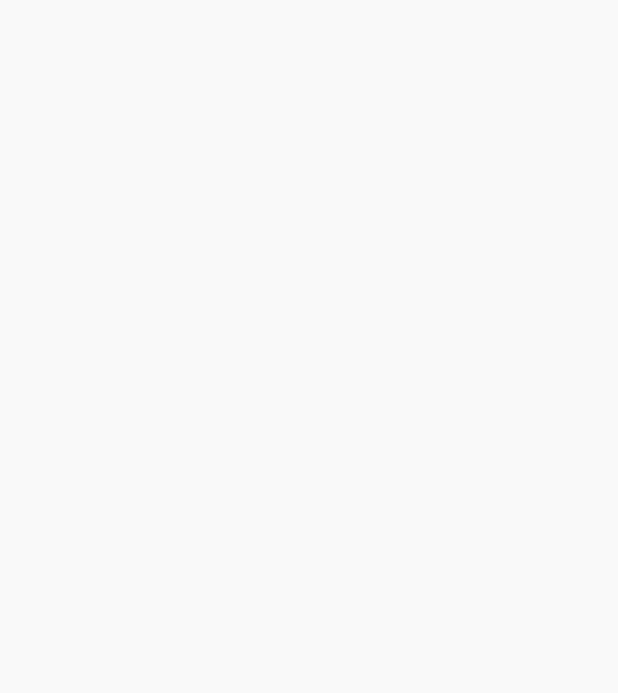
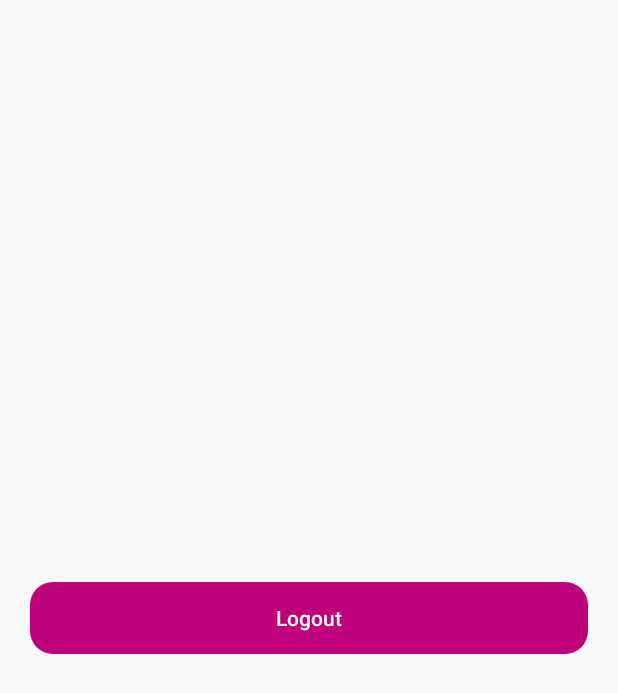
Before and after one commit to aguthiaa/Android_Applications, an Android app: the HomeActivity screen opened directly, with no data from a screen before it, on a phone screen of 412 x 824 dp. Before the commit the part shown is empty. Shown: the top 693 px of the screen. Run offline under Robolectric (Android 15) with nearby library versions, the phone set to English and light mode, and no system bars; libraries missing offline, so code that uses them is left out: io.paperdb.

Commit message:
call for code

```diff
--- a/eCommerce/app/src/main/java/com/peter/ecommerce/HomeActivity.java
+++ b/eCommerce/app/src/main/java/com/peter/ecommerce/HomeActivity.java
@@ -2,13 +2,41 @@ package com.peter.ecommerce;
 
 import androidx.appcompat.app.AppCompatActivity;
 
+import android.content.Intent;
 import android.os.Bundle;
+import android.view.View;
+import android.widget.Button;
+
+import io.paperdb.Paper;
 
 public class HomeActivity extends AppCompatActivity {
+    private Button logoutBtn;
 
     @Override
     protected void onCreate(Bundle savedInstanceState) {
         super.onCreate(savedInstanceState);
         setContentView(R.layout.activity_home);
+
+        initViews();
+    }
+
+    private void initViews() {
+
+        logoutBtn = (Button) findViewById(R.id.home_logout_btn);
+        logoutBtn.setOnClickListener(new View.OnClickListener() {
+            @Override
+            public void onClick(View view) {
+
+                Paper.book().destroy();
+                senduserToMainActivity();
+            }
+        });
+    }
+
+    private void senduserToMainActivity() {
+        Intent intent = new Intent(HomeActivity.this,MainActivity.class);
+        intent.addFlags(Intent.FLAG_ACTIVITY_CLEAR_TASK | Intent.FLAG_ACTIVITY_NEW_TASK);
+        startActivity(intent);
+        finish();
     }
 }
--- a/eCommerce/app/src/main/java/com/peter/ecommerce/Prevalent/Prevalent.java
+++ b/eCommerce/app/src/main/java/com/peter/ecommerce/Prevalent/Prevalent.java
@@ -5,4 +5,6 @@ import com.peter.ecommerce.Model.Users;
 public class Prevalent {
 
     private static Users currentOnlineUser;
+    public static final String userPhoneKey = "phoneKey";
+    public static final String userPasswordKey = "password";
 }
--- a/eCommerce/app/src/main/res/layout/activity_home.xml
+++ b/eCommerce/app/src/main/res/layout/activity_home.xml
@@ -1,9 +1,21 @@
 <?xml version="1.0" encoding="utf-8"?>
-<androidx.constraintlayout.widget.ConstraintLayout xmlns:android="http://schemas.android.com/apk/res/android"
+<RelativeLayout
+    xmlns:android="http://schemas.android.com/apk/res/android"
     xmlns:app="http://schemas.android.com/apk/res-auto"
     xmlns:tools="http://schemas.android.com/tools"
     android:layout_width="match_parent"
     android:layout_height="match_parent"
     tools:context=".HomeActivity">
 
-</androidx.constraintlayout.widget.ConstraintLayout>
+    <Button
+        android:id="@+id/home_logout_btn"
+        android:layout_width="match_parent"
+        android:layout_height="wrap_content"
+        android:layout_centerInParent="true"
+        android:text="Logout"
+        android:textAllCaps="false"
+        android:background="@drawable/buttons"
+        android:textColor="@android:color/background_light"
+        android:layout_margin="@dimen/padding_20dp"/>
+
+</RelativeLayout>
```
Also changed, not shown: eCommerce/app/src/main/java/com/peter/ecommerce/LoginActivity.java (+11 -0 lines), eCommerce/app/src/main/java/com/peter/ecommerce/MainActivity.java (+85 -0 lines).
